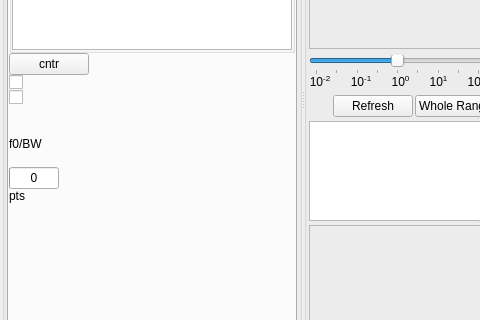
This is QCM_GUI_test6.ui in shullgroup/rheoQCM as Qt 5 draws it before an edit; both pictures show x 0 to 480 and y 396 to 716 of the 1114 by 964 pixel window. The edited form follows.
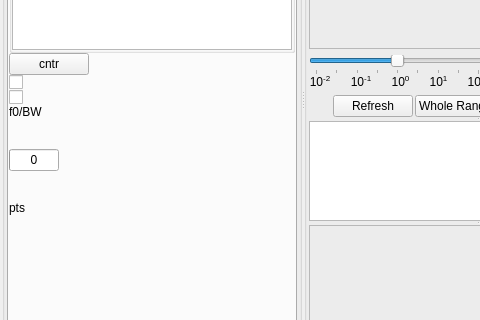
This is the edited form. The open tabs and pages were chosen to show the change. Icons and pictures are not drawn.

Patch:
```diff
--- a/QCM_GUI_test6.ui
+++ b/QCM_GUI_test6.ui
@@ -1819,84 +1819,6 @@
                 </property>
                </widget>
               </item>
-              <item>
-               <widget class="QLabel" name="label_status_temp_sensor">
-                <property name="sizePolicy">
-                 <sizepolicy hsizetype="Fixed" vsizetype="Fixed">
-                  <horstretch>0</horstretch>
-                  <verstretch>0</verstretch>
-                 </sizepolicy>
-                </property>
-                <property name="minimumSize">
-                 <size>
-                  <width>16</width>
-                  <height>16</height>
-                 </size>
-                </property>
-                <property name="maximumSize">
-                 <size>
-                  <width>16777215</width>
-                  <height>16777215</height>
-                 </size>
-                </property>
-                <property name="baseSize">
-                 <size>
-                  <width>0</width>
-                  <height>0</height>
-                 </size>
-                </property>
-                <property name="toolTip">
-                 <string>Temp sensor is off</string>
-                </property>
-                <property name="styleSheet">
-                 <string notr="true">#label_status_temp_sensor
-{
-background-color: transparent;
-border-image: url(:/icon/rc/temp_sensor_off.svg);
-background: none;
-border: none;
-background-repeat: none;
-}
-</string>
-                </property>
-                <property name="text">
-                 <string/>
-                </property>
-                <property name="scaledContents">
-                 <bool>true</bool>
-                </property>
-               </widget>
-              </item>
-              <item>
-               <widget class="QLabel" name="label_status_signal_ch">
-                <property name="sizePolicy">
-                 <sizepolicy hsizetype="Fixed" vsizetype="Fixed">
-                  <horstretch>0</horstretch>
-                  <verstretch>0</verstretch>
-                 </sizepolicy>
-                </property>
-                <property name="minimumSize">
-                 <size>
-                  <width>16</width>
-                  <height>16</height>
-                 </size>
-                </property>
-                <property name="styleSheet">
-                 <string notr="true">#label_status_signal_ch
-{
-background-color: transparent;
-border-image: url(:/icon/rc/signal_ch.svg);
-background: none;
-border: none;
-background-repeat: none;
-}
-</string>
-                </property>
-                <property name="text">
-                 <string/>
-                </property>
-               </widget>
-              </item>
               <item>
                <widget class="QLabel" name="label_status_f0BW">
                 <property name="sizePolicy">
@@ -1946,6 +1868,34 @@
                 </property>
                </widget>
               </item>
+              <item>
+               <widget class="QPushButton" name="pushButton_status_reftype">
+                <property name="sizePolicy">
+                 <sizepolicy hsizetype="Fixed" vsizetype="Fixed">
+                  <horstretch>0</horstretch>
+                  <verstretch>0</verstretch>
+                 </sizepolicy>
+                </property>
+                <property name="styleSheet">
+                 <string notr="true">#pushButton_status_reftype
+{
+background-color: transparent;
+background: none;
+border: none;
+}</string>
+                </property>
+                <property name="text">
+                 <string/>
+                </property>
+                <property name="icon">
+                 <iconset resource="QCM_GUI_source.qrc">
+                  <normaloff>:/icon/rc/ref_0.svg</normaloff>:/icon/rc/ref_0.svg</iconset>
+                </property>
+                <property name="flat">
+                 <bool>true</bool>
+                </property>
+               </widget>
+              </item>
               <item>
                <widget class="QProgressBar" name="progressBar_status_interval_time">
                 <property name="sizePolicy">
@@ -1971,6 +1921,72 @@
                 </property>
                </widget>
               </item>
+              <item>
+               <widget class="QPushButton" name="pushButton_status_temp_sensor">
+                <property name="enabled">
+                 <bool>true</bool>
+                </property>
+                <property name="sizePolicy">
+                 <sizepolicy hsizetype="Fixed" vsizetype="Fixed">
+                  <horstretch>0</horstretch>
+                  <verstretch>0</verstretch>
+                 </sizepolicy>
+                </property>
+                <property name="minimumSize">
+                 <size>
+                  <width>16</width>
+                  <height>16</height>
+                 </size>
+                </property>
+                <property name="styleSheet">
+                 <string notr="true">#pushButton_status_temp_sensor
+{
+background-color: transparent;
+background: none;
+border: none;
+}
+</string>
+                </property>
+                <property name="text">
+                 <string/>
+                </property>
+                <property name="icon">
+                 <iconset resource="QCM_GUI_source.qrc">
+                  <normaloff>:/icon/rc/temp_sensor_off.svg</normaloff>:/icon/rc/temp_sensor_off.svg</iconset>
+                </property>
+                <property name="flat">
+                 <bool>true</bool>
+                </property>
+               </widget>
+              </item>
+              <item>
+               <widget class="QPushButton" name="pushButton_status_signal_ch">
+                <property name="sizePolicy">
+                 <sizepolicy hsizetype="Fixed" vsizetype="Fixed">
+                  <horstretch>0</horstretch>
+                  <verstretch>0</verstretch>
+                 </sizepolicy>
+                </property>
+                <property name="styleSheet">
+                 <string notr="true">#pushButton_status_signal_ch
+{
+background-color: transparent;
+background: none;
+border: none;
+}</string>
+                </property>
+                <property name="text">
+                 <string/>
+                </property>
+                <property name="icon">
+                 <iconset resource="QCM_GUI_source.qrc">
+                  <normaloff>:/icon/rc/signal_ch_off.svg</normaloff>:/icon/rc/signal_ch_off.svg</iconset>
+                </property>
+                <property name="flat">
+                 <bool>true</bool>
+                </property>
+               </widget>
+              </item>
               <item>
                <widget class="QLabel" name="label_status_pts">
                 <property name="text">
```
Left out of the diff: 9 changed lines with no effect on the pictures.
